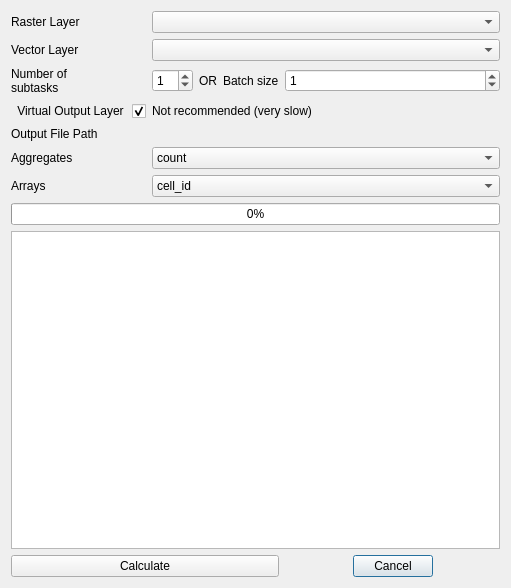
Above: zonal_exact_dialog_base.ui from JakubCha/exactextract_qgis before the change. Below: the same form after it.
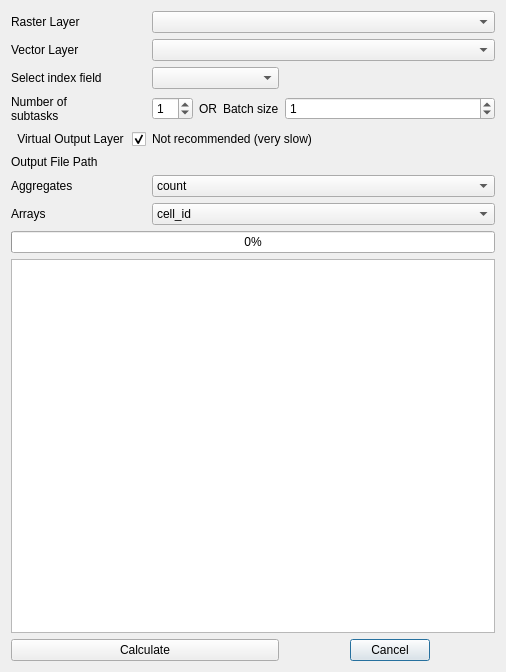
That is the form after the change. Custom widgets are drawn as their Qt base class.

Commit message: more informative messages and id selection field

Patch:
```diff
--- a/zonal_exact_dialog_base.ui
+++ b/zonal_exact_dialog_base.ui
@@ -6,8 +6,8 @@
    <rect>
     <x>0</x>
     <y>0</y>
-    <width>511</width>
-    <height>588</height>
+    <width>506</width>
+    <height>672</height>
    </rect>
   </property>
   <property name="windowTitle">
@@ -19,110 +19,7 @@
      <property name="sizeConstraint">
       <enum>QLayout::SetMaximumSize</enum>
      </property>
-     <item row="0" column="0">
-      <widget class="QLabel" name="label">
-       <property name="text">
-        <string>Raster Layer</string>
-       </property>
-      </widget>
-     </item>
-     <item row="9" column="0" colspan="6">
-      <widget class="QPlainTextEdit" name="mPlainText">
-       <property name="readOnly">
-        <bool>true</bool>
-       </property>
-       <property name="plainText">
-        <string/>
-       </property>
-      </widget>
-     </item>
-     <item row="4" column="1" colspan="5">
-      <widget class="QgsFileWidget" name="mQgsOutputFileWidget">
-       <property name="fileWidgetButtonVisible">
-        <bool>true</bool>
-       </property>
-       <property name="useLink">
-        <bool>false</bool>
-       </property>
-       <property name="fullUrl">
-        <bool>false</bool>
-       </property>
-       <property name="defaultRoot">
-        <string/>
-       </property>
-       <property name="storageMode">
-        <enum>QgsFileWidget::SaveFile</enum>
-       </property>
-      </widget>
-     </item>
-     <item row="5" column="0">
-      <widget class="QLabel" name="label_5">
-       <property name="text">
-        <string>Aggregates</string>
-       </property>
-      </widget>
-     </item>
-     <item row="11" column="5">
-      <widget class="QDialogButtonBox" name="mButtonBox">
-       <property name="orientation">
-        <enum>Qt::Horizontal</enum>
-       </property>
-       <property name="standardButtons">
-        <set>QDialogButtonBox::Cancel</set>
-       </property>
-       <property name="centerButtons">
-        <bool>true</bool>
-       </property>
-      </widget>
-     </item>
-     <item row="7" column="0" colspan="6">
-      <widget class="QProgressBar" name="mProgressBar">
-       <property name="value">
-        <number>0</number>
-       </property>
-       <property name="textVisible">
-        <bool>true</bool>
-       </property>
-      </widget>
-     </item>
      <item row="6" column="1" colspan="5">
-      <widget class="QgsCheckableComboBox" name="mArraysComboBox">
-       <property name="toolTip">
-        <string>Select statistics that output multiple values (array)</string>
-       </property>
-       <item>
-        <property name="text">
-         <string>cell_id</string>
-        </property>
-       </item>
-       <item>
-        <property name="text">
-         <string>center_x</string>
-        </property>
-       </item>
-       <item>
-        <property name="text">
-         <string>center_y</string>
-        </property>
-       </item>
-       <item>
-        <property name="text">
-         <string>coverage</string>
-        </property>
-       </item>
-       <item>
-        <property name="text">
-         <string>values</string>
-        </property>
-       </item>
-       <item>
-        <property name="text">
-         <string>weights</string>
-        </property>
-       </item>
-      </widget>
-     </item>
-     <item row="5" column="1" colspan="5">
       <widget class="QgsCheckableComboBox" name="mAggregatesComboBox">
        <property name="acceptDrops">
         <bool>false</bool>
@@ -243,7 +140,30 @@
        </item>
       </widget>
      </item>
-     <item row="11" column="0" colspan="5">
+     <item row="10" column="0" colspan="6">
+      <widget class="QPlainTextEdit" name="mPlainText">
+       <property name="readOnly">
+        <bool>true</bool>
+       </property>
+       <property name="plainText">
+        <string/>
+       </property>
+      </widget>
+     </item>
+     <item row="12" column="5">
+      <widget class="QDialogButtonBox" name="mButtonBox">
+       <property name="orientation">
+        <enum>Qt::Horizontal</enum>
+       </property>
+       <property name="standardButtons">
+        <set>QDialogButtonBox::Cancel</set>
+       </property>
+       <property name="centerButtons">
+        <bool>true</bool>
+       </property>
+      </widget>
+     </item>
+     <item row="12" column="0" colspan="5">
       <widget class="QPushButton" name="mCalculateButton">
        <property name="text">
         <string>Calculate</string>
@@ -259,41 +179,104 @@
        </property>
       </widget>
      </item>
-     <item row="6" column="0">
-      <widget class="QLabel" name="label_6">
-       <property name="text">
-        <string>Arrays</string>
-       </property>
-      </widget>
-     </item>
-     <item row="4" column="0">
-      <widget class="QLabel" name="label_4">
-       <property name="text">
-        <string>Output File Path</string>
-       </property>
-      </widget>
-     </item>
-     <item row="3" column="1" colspan="5">
+     <item row="4" column="1" colspan="5">
       <widget class="QLabel" name="label_7">
        <property name="text">
         <string>Not recommended (very slow)</string>
        </property>
       </widget>
      </item>
+     <item row="0" column="0">
+      <widget class="QLabel" name="label">
+       <property name="text">
+        <string>Raster Layer</string>
+       </property>
+      </widget>
+     </item>
      <item row="0" column="1" colspan="5">
       <widget class="QgsMapLayerComboBox" name="mRasterLayerComboBox"/>
      </item>
-     <item row="1" column="0">
-      <widget class="QLabel" name="label_2">
+     <item row="5" column="1" colspan="5">
+      <widget class="QgsFileWidget" name="mQgsOutputFileWidget">
+       <property name="fileWidgetButtonVisible">
+        <bool>true</bool>
+       </property>
+       <property name="useLink">
+        <bool>false</bool>
+       </property>
+       <property name="fullUrl">
+        <bool>false</bool>
+       </property>
+       <property name="defaultRoot">
+        <string/>
+       </property>
+       <property name="storageMode">
+        <enum>QgsFileWidget::SaveFile</enum>
+       </property>
+      </widget>
+     </item>
+     <item row="7" column="0">
+      <widget class="QLabel" name="label_6">
        <property name="text">
-        <string>Vector Layer</string>
+        <string>Arrays</string>
+       </property>
+      </widget>
+     </item>
+     <item row="7" column="1" colspan="5">
+      <widget class="QgsCheckableComboBox" name="mArraysComboBox">
+       <property name="toolTip">
+        <string>Select statistics that output multiple values (array)</string>
+       </property>
+       <item>
+        <property name="text">
+         <string>cell_id</string>
+        </property>
+       </item>
+       <item>
+        <property name="text">
+         <string>center_x</string>
+        </property>
+       </item>
+       <item>
+        <property name="text">
+         <string>center_y</string>
+        </property>
+       </item>
+       <item>
+        <property name="text">
+         <string>coverage</string>
+        </property>
+       </item>
+       <item>
+        <property name="text">
+         <string>values</string>
+        </property>
+       </item>
+       <item>
+        <property name="text">
+         <string>weights</string>
+        </property>
+       </item>
+      </widget>
+     </item>
+     <item row="3" column="4">
+      <widget class="QLabel" name="label_8">
+       <property name="text">
+        <string>Batch size</string>
        </property>
       </widget>
      </item>
      <item row="1" column="1" colspan="5">
       <widget class="QgsMapLayerComboBox" name="mVectorLayerComboBox"/>
      </item>
-     <item row="3" column="0">
+     <item row="6" column="0">
+      <widget class="QLabel" name="label_5">
+       <property name="text">
+        <string>Aggregates</string>
+       </property>
+      </widget>
+     </item>
+     <item row="4" column="0">
       <widget class="QCheckBox" name="mVirtualCheckBox">
        <property name="layoutDirection">
         <enum>Qt::RightToLeft</enum>
@@ -309,7 +292,7 @@
        </property>
       </widget>
      </item>
-     <item row="2" column="0">
+     <item row="3" column="0">
       <widget class="QLabel" name="label_3">
        <property name="text">
         <string>Number of 
@@ -317,34 +300,61 @@
        </property>
       </widget>
      </item>
-     <item row="2" column="1" colspan="2">
-      <widget class="QSpinBox" name="mSpinBox">
+     <item row="1" column="0">
+      <widget class="QLabel" name="label_2">
+       <property name="text">
+        <string>Vector Layer</string>
+       </property>
+      </widget>
+     </item>
+     <item row="3" column="5">
+      <widget class="QSpinBox" name="mSpinBox_2">
        <property name="value">
         <number>1</number>
        </property>
       </widget>
      </item>
-     <item row="2" column="3">
+     <item row="3" column="3">
       <widget class="QLabel" name="label_9">
        <property name="text">
         <string>OR</string>
        </property>
       </widget>
      </item>
-     <item row="2" column="4">
-      <widget class="QLabel" name="label_8">
-       <property name="text">
-        <string>Batch size</string>
-       </property>
-      </widget>
-     </item>
-     <item row="2" column="5">
-      <widget class="QSpinBox" name="mSpinBox_2">
+     <item row="3" column="1" colspan="2">
+      <widget class="QSpinBox" name="mSpinBox">
        <property name="value">
         <number>1</number>
        </property>
       </widget>
      </item>
+     <item row="8" column="0" colspan="6" alignment="Qt::AlignVCenter">
+      <widget class="QProgressBar" name="mProgressBar">
+       <property name="value">
+        <number>0</number>
+       </property>
+       <property name="textVisible">
+        <bool>true</bool>
+       </property>
+      </widget>
+     </item>
+     <item row="5" column="0">
+      <widget class="QLabel" name="label_4">
+       <property name="text">
+        <string>Output File Path</string>
+       </property>
+      </widget>
+     </item>
+     <item row="2" column="1" colspan="4">
+      <widget class="QgsFieldComboBox" name="mFieldComboBox"/>
+     </item>
+     <item row="2" column="0">
+      <widget class="QLabel" name="label_10">
+       <property name="text">
+        <string>Select index field</string>
+       </property>
+      </widget>
+     </item>
     </layout>
    </item>
   </layout>
@@ -355,6 +365,11 @@
    <extends>QComboBox</extends>
    <header>qgscheckablecombobox.h</header>
   </customwidget>
+  <customwidget>
+   <class>QgsFieldComboBox</class>
+   <extends>QComboBox</extends>
+   <header>qgsfieldcombobox.h</header>
+  </customwidget>
   <customwidget>
    <class>QgsFileWidget</class>
    <extends>QWidget</extends>
```
The commit also changes 5 other files.
